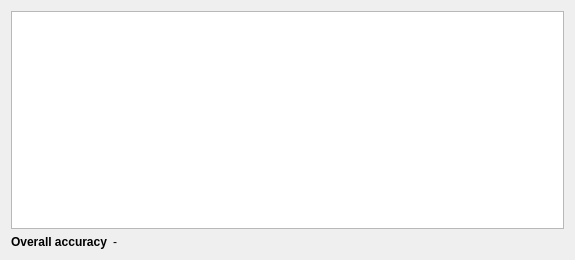
Old version of the form confusionmatrix.ui in the repository dgirardeau/q3DMASC.
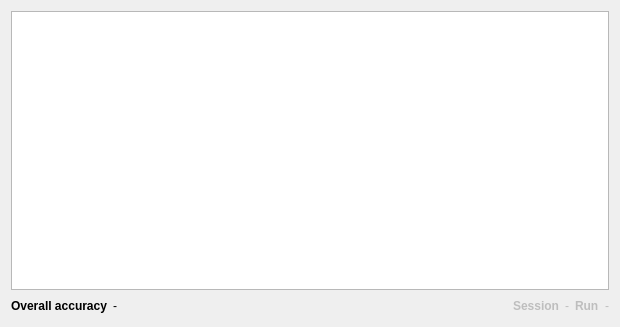
New version of the form.

```diff
--- a/confusionmatrix.ui
+++ b/confusionmatrix.ui
@@ -6,15 +6,15 @@
    <rect>
     <x>0</x>
     <y>0</y>
-    <width>575</width>
-    <height>260</height>
+    <width>620</width>
+    <height>327</height>
    </rect>
   </property>
   <property name="windowTitle">
    <string>Form</string>
   </property>
-  <layout class="QGridLayout" name="gridLayout" columnstretch="0,1">
-   <item row="0" column="0" colspan="2">
+  <layout class="QGridLayout" name="gridLayout" rowminimumheight="1,0">
+   <item row="0" column="0" colspan="7">
     <widget class="QTableWidget" name="tableWidget">
      <property name="verticalScrollBarPolicy">
       <enum>Qt::ScrollBarAlwaysOff</enum>
@@ -55,6 +55,69 @@
      </property>
     </widget>
    </item>
+   <item row="1" column="2">
+    <spacer name="horizontalSpacer">
+     <property name="orientation">
+      <enum>Qt::Horizontal</enum>
+     </property>
+     <property name="sizeHint" stdset="0">
+      <size>
+       <width>394</width>
+       <height>20</height>
+      </size>
+     </property>
+    </spacer>
+   </item>
+   <item row="1" column="3">
+    <widget class="QLabel" name="label_2">
+     <property name="enabled">
+      <bool>false</bool>
+     </property>
+     <property name="font">
+      <font>
+       <bold>true</bold>
+      </font>
+     </property>
+     <property name="text">
+      <string>Session</string>
+     </property>
+    </widget>
+   </item>
+   <item row="1" column="4">
+    <widget class="QLabel" name="label_session">
+     <property name="enabled">
+      <bool>false</bool>
+     </property>
+     <property name="text">
+      <string>-</string>
+     </property>
+    </widget>
+   </item>
+   <item row="1" column="5">
+    <widget class="QLabel" name="label_3">
+     <property name="enabled">
+      <bool>false</bool>
+     </property>
+     <property name="font">
+      <font>
+       <bold>true</bold>
+      </font>
+     </property>
+     <property name="text">
+      <string>Run</string>
+     </property>
+    </widget>
+   </item>
+   <item row="1" column="6">
+    <widget class="QLabel" name="label_run">
+     <property name="enabled">
+      <bool>false</bool>
+     </property>
+     <property name="text">
+      <string>-</string>
+     </property>
+    </widget>
+   </item>
   </layout>
  </widget>
  <resources/>
```
